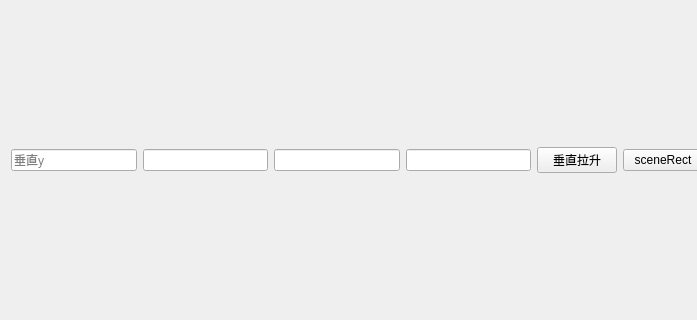
The window that widget.ui (JiaTaoXie/graphicsview) describes before a commit, drawn with Qt 5; both pictures show x 0 to 697 and y 140 to 460 of the 800 by 600 pixel window.
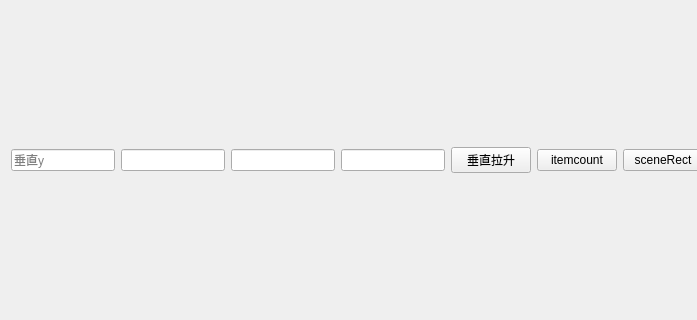
The same window after the commit.

Diff of the .ui file:
```diff
--- a/widget.ui
+++ b/widget.ui
@@ -42,6 +42,13 @@
        </property>
       </widget>
      </item>
+     <item>
+      <widget class="QPushButton" name="pushButton_4">
+       <property name="text">
+        <string>itemcount</string>
+       </property>
+      </widget>
+     </item>
      <item>
       <widget class="QPushButton" name="pushButton">
        <property name="text">
```
